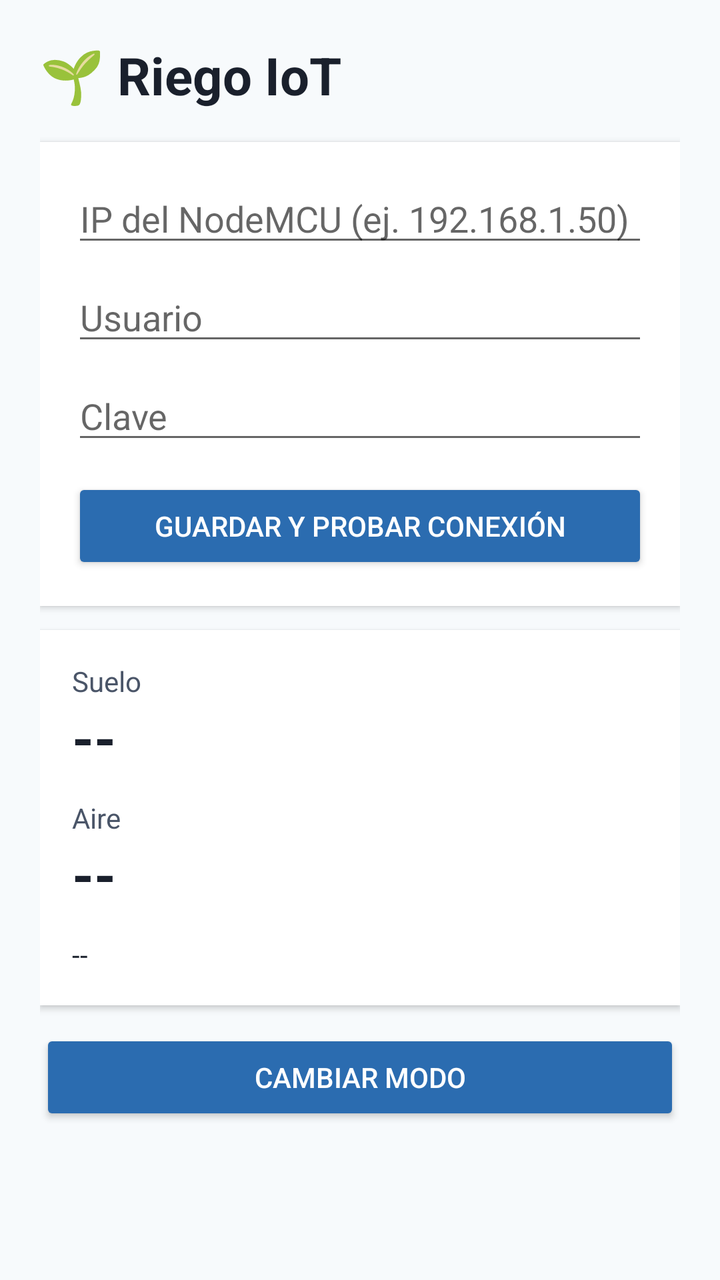
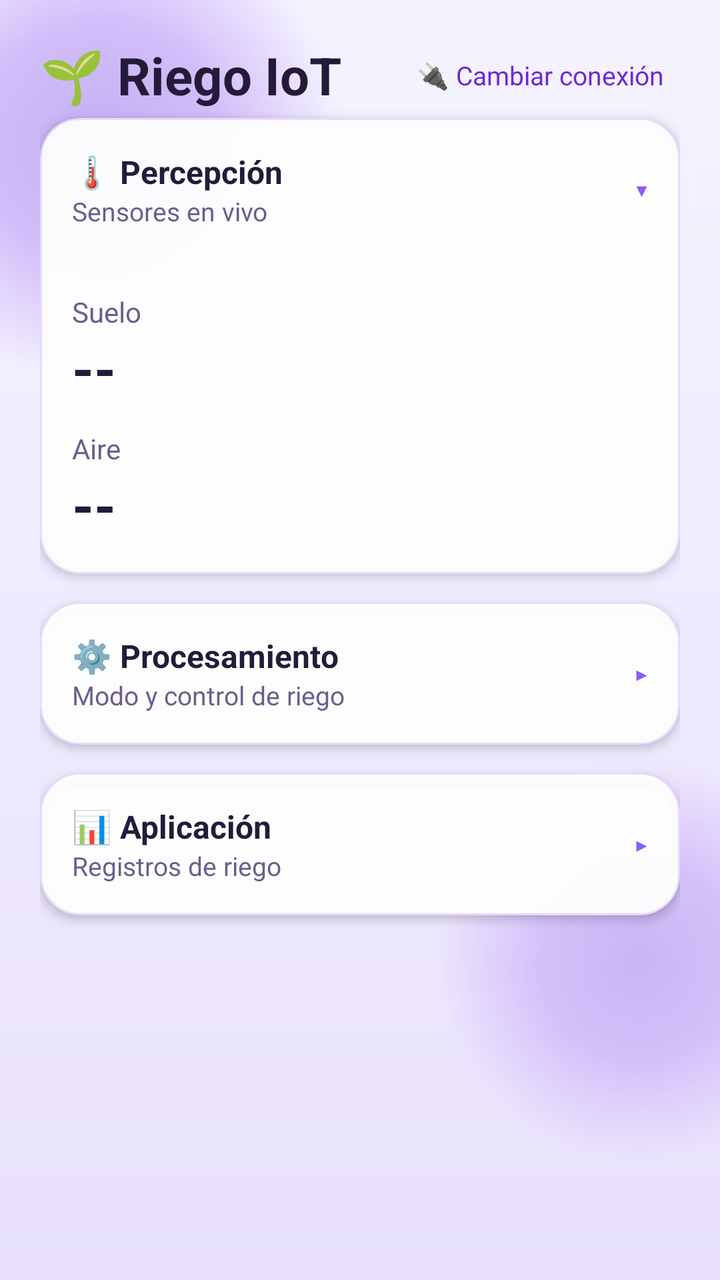

Before-and-after screenshots of an Android layout around one commit, followed by the original layout XML and the change that was made.
<!-- AndroidManifest.xml: application theme Theme.RiegoIoT -->
<!-- res/layout/activity_main.xml -->
<?xml version="1.0" encoding="utf-8"?>
<ScrollView xmlns:android="http://schemas.android.com/apk/res/android"
    android:layout_width="match_parent"
    android:layout_height="match_parent"
    android:background="@color/fondo"
    android:fillViewport="true">

    <LinearLayout
        android:layout_width="match_parent"
        android:layout_height="wrap_content"
        android:orientation="vertical"
        android:padding="20dp">

        <TextView
            android:layout_width="wrap_content"
            android:layout_height="wrap_content"
            android:text="🌱 Riego IoT"
            android:textColor="@color/texto"
            android:textSize="26sp"
            android:textStyle="bold"
            android:layout_marginBottom="16dp" />

        
        <LinearLayout
            android:layout_width="match_parent"
            android:layout_height="wrap_content"
            android:orientation="vertical"
            android:background="@color/tarjeta"
            android:padding="16dp"
            android:layout_marginBottom="12dp"
            android:elevation="2dp">

            <EditText
                android:id="@+id/inputIp"
                android:layout_width="match_parent"
                android:layout_height="wrap_content"
                android:hint="@string/hint_ip"
                android:inputType="text"
                android:importantForAutofill="no" />

            <EditText
                android:id="@+id/inputUsuario"
                android:layout_width="match_parent"
                android:layout_height="wrap_content"
                android:hint="@string/hint_usuario"
                android:inputType="text"
                android:layout_marginTop="8dp"
                android:importantForAutofill="no" />

            <EditText
                android:id="@+id/inputClave"
                android:layout_width="match_parent"
                android:layout_height="wrap_content"
                android:hint="@string/hint_clave"
                android:inputType="textPassword"
                android:layout_marginTop="8dp"
                android:importantForAutofill="no" />

            <Button
                android:id="@+id/btnConectar"
                android:layout_width="match_parent"
                android:layout_height="wrap_content"
                android:text="@string/btn_guardar"
                android:backgroundTint="@color/primario"
                android:textColor="#FFFFFF"
                android:layout_marginTop="12dp" />

            <TextView
                android:id="@+id/tvError"
                android:layout_width="match_parent"
                android:layout_height="wrap_content"
                android:textColor="@color/error"
                android:layout_marginTop="8dp"
                android:visibility="gone" />
        </LinearLayout>

        
        <LinearLayout
            android:layout_width="match_parent"
            android:layout_height="wrap_content"
            android:orientation="vertical"
            android:background="@color/tarjeta"
            android:padding="16dp"
            android:layout_marginBottom="12dp"
            android:elevation="2dp">

            <TextView
                android:layout_width="wrap_content"
                android:layout_height="wrap_content"
                android:text="@string/label_suelo"
                android:textColor="@color/texto_secundario" />

            <TextView
                android:id="@+id/tvSuelo"
                android:layout_width="wrap_content"
                android:layout_height="wrap_content"
                android:text="@string/valor_pendiente"
                android:textColor="@color/texto"
                android:textSize="28sp"
                android:textStyle="bold" />

            <TextView
                android:layout_width="wrap_content"
                android:layout_height="wrap_content"
                android:text="@string/label_aire"
                android:textColor="@color/texto_secundario"
                android:layout_marginTop="12dp" />

            <TextView
                android:id="@+id/tvAire"
                android:layout_width="wrap_content"
                android:layout_height="wrap_content"
                android:text="@string/valor_pendiente"
                android:textColor="@color/texto"
                android:textSize="28sp"
                android:textStyle="bold" />

            <TextView
                android:id="@+id/tvModoBomba"
                android:layout_width="wrap_content"
                android:layout_height="wrap_content"
                android:text="@string/valor_pendiente"
                android:textColor="@color/texto"
                android:layout_marginTop="12dp" />
        </LinearLayout>

        <Button
            android:id="@+id/btnCambiarModo"
            android:layout_width="match_parent"
            android:layout_height="wrap_content"
            android:text="@string/btn_cambiar_modo"
            android:backgroundTint="@color/primario"
            android:textColor="#FFFFFF" />

        <LinearLayout
            android:id="@+id/layoutManual"
            android:layout_width="match_parent"
            android:layout_height="wrap_content"
            android:orientation="vertical"
            android:visibility="gone">

            <Button
                android:id="@+id/btnEncender"
                android:layout_width="match_parent"
                android:layout_height="wrap_content"
                android:text="@string/btn_encender"
                android:backgroundTint="@color/primario"
                android:textColor="#FFFFFF"
                android:layout_marginTop="8dp" />

            <Button
                android:id="@+id/btnApagar"
                android:layout_width="match_parent"
                android:layout_height="wrap_content"
                android:text="@string/btn_apagar"
                android:backgroundTint="@color/texto_secundario"
                android:textColor="#FFFFFF"
                android:layout_marginTop="8dp" />
        </LinearLayout>

    </LinearLayout>
</ScrollView>
<!-- resources referenced by this layout -->
<resources>
  <color name="error">#C53030</color>
  <color name="fondo">#F7FAFC</color>
  <color name="primario">#2B6CB0</color>
  <color name="tarjeta">#FFFFFF</color>
  <color name="texto">#1A202C</color>
  <color name="texto_secundario">#4A5568</color>
  <string name="btn_apagar">APAGAR</string>
  <string name="btn_cambiar_modo">Cambiar modo</string>
  <string name="btn_encender">ENCENDER</string>
  <string name="btn_guardar">Guardar y probar conexión</string>
  <string name="hint_clave">Clave</string>
  <string name="hint_ip">IP del NodeMCU (ej. 192.168.1.50)</string>
  <string name="hint_usuario">Usuario</string>
  <string name="label_aire">Aire</string>
  <string name="label_suelo">Suelo</string>
  <string name="valor_pendiente">--</string>
  <style name="Theme.RiegoIoT" parent="Theme.MaterialComponents.DayNight.NoActionBar">
          <item name="colorPrimary">@color/primario</item>
          <item name="colorPrimaryDark">@color/primario_oscuro</item>
          <item name="colorAccent">@color/primario</item>
          <item name="android:windowBackground">@color/fondo</item>
      </style>
  <color name="primario_oscuro">#1A4E8A</color>
</resources>

<!-- the commit's change to res/layout/activity_main.xml (unified diff, before → after) -->
@@ -1,162 +1,403 @@
 <?xml version="1.0" encoding="utf-8"?>
-<ScrollView xmlns:android="http://schemas.android.com/apk/res/android"
+<FrameLayout xmlns:android="http://schemas.android.com/apk/res/android"
+    xmlns:app="http://schemas.android.com/apk/res-auto"
     android:layout_width="match_parent"
-    android:layout_height="match_parent"
-    android:background="@color/fondo"
-    android:fillViewport="true">
-
-    <LinearLayout
+    android:layout_height="match_parent">
+
+    <View
         android:layout_width="match_parent"
-        android:layout_height="wrap_content"
-        android:orientation="vertical"
-        android:padding="20dp">
-
-        <TextView
-            android:layout_width="wrap_content"
-            android:layout_height="wrap_content"
-            android:text="🌱 Riego IoT"
-            android:textColor="@color/texto"
-            android:textSize="26sp"
-            android:textStyle="bold"
-            android:layout_marginBottom="16dp" />
-
-        
+        android:layout_height="match_parent"
+        android:background="@drawable/fondo_degradado" />
+
+    <View
+        android:id="@+id/blobUno"
+        android:layout_width="240dp"
+        android:layout_height="240dp"
+        android:layout_gravity="top|start"
+        android:layout_marginStart="-70dp"
+        android:layout_marginTop="-50dp"
+        android:alpha="0.55"
+        android:background="@drawable/mancha_blob" />
+
+    <View
+        android:id="@+id/blobDos"
+        android:layout_width="200dp"
+        android:layout_height="200dp"
+        android:layout_gravity="bottom|end"
+        android:layout_marginEnd="-60dp"
+        android:layout_marginBottom="60dp"
+        android:alpha="0.45"
+        android:background="@drawable/mancha_blob" />
+
+    <ScrollView
+        android:layout_width="match_parent"
+        android:layout_height="match_parent"
+        android:background="@android:color/transparent"
+        android:fillViewport="true">
+
         <LinearLayout
             android:layout_width="match_parent"
             android:layout_height="wrap_content"
             android:orientation="vertical"
-            android:background="@color/tarjeta"
-            android:padding="16dp"
-            android:layout_marginBottom="12dp"
-            android:elevation="2dp">
-
-            <EditText
-                android:id="@+id/inputIp"
+            android:padding="20dp">
+
+            <LinearLayout
                 android:layout_width="match_parent"
                 android:layout_height="wrap_content"
-                android:hint="@string/hint_ip"
-                android:inputType="text"
-                android:importantForAutofill="no" />
-
-            <EditText
-                android:id="@+id/inputUsuario"
-                android:layout_width="match_parent"
-                android:layout_height="wrap_content"
-                android:hint="@string/hint_usuario"
-                android:inputType="text"
-                android:layout_marginTop="8dp"
-                android:importantForAutofill="no" />
-
-            <EditText
-                android:id="@+id/inputClave"
-                android:layout_width="match_parent"
-                android:layout_height="wrap_content"
-                android:hint="@string/hint_clave"
-                android:inputType="textPassword"
-                android:layout_marginTop="8dp"
-                android:importantForAutofill="no" />
-
-            <Button
-                android:id="@+id/btnConectar"
-                android:layout_width="match_parent"
-                android:layout_height="wrap_content"
-                android:text="@string/btn_guardar"
-                android:backgroundTint="@color/primario"
-                android:textColor="#FFFFFF"
-                android:layout_marginTop="12dp" />
+                android:orientation="horizontal"
+                android:gravity="center_vertical"
+                android:layout_marginBottom="4dp">
+
+                <TextView
+                    android:layout_width="0dp"
+                    android:layout_height="wrap_content"
+                    android:layout_weight="1"
+                    android:text="🌱 Riego IoT"
+                    android:textColor="@color/texto"
+                    android:textSize="26sp"
+                    android:textStyle="bold" />
+
+                <TextView
+                    android:id="@+id/btnCambiarConexion"
+                    android:layout_width="wrap_content"
+                    android:layout_height="wrap_content"
+                    android:text="@string/btn_cambiar_conexion"
+                    android:textColor="@color/primario_oscuro"
+                    android:textSize="13sp"
+                    android:padding="8dp"
+                    android:clickable="true"
+                    android:focusable="true"
+                    android:background="?attr/selectableItemBackground" />
+            </LinearLayout>
 
             <TextView
                 android:id="@+id/tvError"
                 android:layout_width="match_parent"
                 android:layout_height="wrap_content"
                 android:textColor="@color/error"
-                android:layout_marginTop="8dp"
+                android:layout_marginBottom="12dp"
                 android:visibility="gone" />
-        </LinearLayout>
-
-        
-        <LinearLayout
-            android:layout_width="match_parent"
-            android:layout_height="wrap_content"
-            android:orientation="vertical"
-            android:background="@color/tarjeta"
-            android:padding="16dp"
-            android:layout_marginBottom="12dp"
-            android:elevation="2dp">
-
-            <TextView
-                android:layout_width="wrap_content"
-                android:layout_height="wrap_content"
-                android:text="@string/label_suelo"
-                android:textColor="@color/texto_secundario" />
-
-            <TextView
-                android:id="@+id/tvSuelo"
-                android:layout_width="wrap_content"
-                android:layout_height="wrap_content"
-                android:text="@string/valor_pendiente"
-                android:textColor="@color/texto"
-                android:textSize="28sp"
-                android:textStyle="bold" />
-
-            <TextView
-                android:layout_width="wrap_content"
-                android:layout_height="wrap_content"
-                android:text="@string/label_aire"
-                android:textColor="@color/texto_secundario"
-                android:layout_marginTop="12dp" />
-
-            <TextView
-                android:id="@+id/tvAire"
-                android:layout_width="wrap_content"
-                android:layout_height="wrap_content"
-                android:text="@string/valor_pendiente"
-                android:textColor="@color/texto"
-                android:textSize="28sp"
-                android:textStyle="bold" />
-
-            <TextView
-                android:id="@+id/tvModoBomba"
-                android:layout_width="wrap_content"
-                android:layout_height="wrap_content"
-                android:text="@string/valor_pendiente"
-                android:textColor="@color/texto"
-                android:layout_marginTop="12dp" />
-        </LinearLayout>
-
-        <Button
-            android:id="@+id/btnCambiarModo"
-            android:layout_width="match_parent"
-            android:layout_height="wrap_content"
-            android:text="@string/btn_cambiar_modo"
-            android:backgroundTint="@color/primario"
-            android:textColor="#FFFFFF" />
-
-        <LinearLayout
-            android:id="@+id/layoutManual"
-            android:layout_width="match_parent"
-            android:layout_height="wrap_content"
-            android:orientation="vertical"
-            android:visibility="gone">
-
-            <Button
-                android:id="@+id/btnEncender"
+
+            
+            <com.google.android.material.card.MaterialCardView
                 android:layout_width="match_parent"
                 android:layout_height="wrap_content"
-                android:text="@string/btn_encender"
-                android:backgroundTint="@color/primario"
-                android:textColor="#FFFFFF"
-                android:layout_marginTop="8dp" />
-
-            <Button
-                android:id="@+id/btnApagar"
+                android:layout_marginBottom="14dp"
+                app:cardBackgroundColor="@color/tarjeta"
+                app:cardCornerRadius="20dp"
+                app:cardElevation="3dp"
+                app:strokeColor="@color/tarjeta_borde"
+                app:strokeWidth="1dp">
+
+                <LinearLayout
+                    android:layout_width="match_parent"
+                    android:layout_height="wrap_content"
+                    android:orientation="vertical">
+
+                    <LinearLayout
+                        android:id="@+id/headerPercepcion"
+                        android:layout_width="match_parent"
+                        android:layout_height="wrap_content"
+                        android:orientation="horizontal"
+                        android:gravity="center_vertical"
+                        android:padding="16dp"
+                        android:clickable="true"
+                        android:focusable="true"
+                        android:background="?attr/selectableItemBackground">
+
+                        <LinearLayout
+                            android:layout_width="0dp"
+                            android:layout_height="wrap_content"
+                            android:layout_weight="1"
+                            android:orientation="vertical">
+
+                            <TextView
+                                android:layout_width="wrap_content"
+                                android:layout_height="wrap_content"
+                                android:text="@string/label_capa_percepcion"
+                                android:textColor="@color/texto"
+                                android:textSize="16sp"
+                                android:textStyle="bold" />
+
+                            <TextView
+                                android:layout_width="wrap_content"
+                                android:layout_height="wrap_content"
+                                android:text="@string/label_capa_percepcion_subtitulo"
+                                android:textColor="@color/texto_secundario"
+                                android:textSize="13sp" />
+                        </LinearLayout>
+
+                        <TextView
+                            android:id="@+id/chevronPercepcion"
+                            android:layout_width="wrap_content"
+                            android:layout_height="wrap_content"
+                            android:text="@string/chevron_abierto"
+                            android:textColor="@color/primario"
+                            android:textSize="18sp" />
+                    </LinearLayout>
+
+                    <LinearLayout
+                        android:id="@+id/contentPercepcion"
+                        android:layout_width="match_parent"
+                        android:layout_height="wrap_content"
+                        android:orientation="vertical"
+                        android:padding="16dp"
+                        android:paddingTop="0dp">
+
+                        <TextView
+                            android:layout_width="wrap_content"
+                            android:layout_height="wrap_content"
+                            android:text="@string/label_suelo"
+                            android:textColor="@color/texto_secundario" />
+
+                        <TextView
+                            android:id="@+id/tvSuelo"
+                            android:layout_width="wrap_content"
+                            android:layout_height="wrap_content"
+                            android:text="@string/valor_pendiente"
+                            android:textColor="@color/texto"
+                            android:textSize="28sp"
+                            android:textStyle="bold" />
+
+                        <TextView
+                            android:layout_width="wrap_content"
+                            android:layout_height="wrap_content"
+                            android:text="@string/label_aire"
+                            android:textColor="@color/texto_secundario"
+                            android:layout_marginTop="12dp" />
+
+                        <TextView
+                            android:id="@+id/tvAire"
+                            android:layout_width="wrap_content"
+                            android:layout_height="wrap_content"
+                            android:text="@string/valor_pendiente"
+                            android:textColor="@color/texto"
+                            android:textSize="28sp"
+                            android:textStyle="bold" />
+
+                        <LinearLayout
+                            android:id="@+id/layoutLuz"
+                            android:layout_width="wrap_content"
+                            android:layout_height="wrap_content"
+                            android:orientation="vertical"
+                            android:visibility="gone">
+
+                            <TextView
+                                android:layout_width="wrap_content"
+                                android:layout_height="wrap_content"
+                                android:text="@string/label_luz"
+                                android:textColor="@color/texto_secundario"
+                                android:layout_marginTop="12dp" />
+
+                            <TextView
+                                android:id="@+id/tvLuz"
+                                android:layout_width="wrap_content"
+                                android:layout_height="wrap_content"
+                                android:text="@string/valor_pendiente"
+                                android:textColor="@color/texto"
+                                android:textSize="28sp"
+                                android:textStyle="bold" />
+                        </LinearLayout>
+                    </LinearLayout>
+                </LinearLayout>
+            </com.google.android.material.card.MaterialCardView>
+
+            
+            <com.google.android.material.card.MaterialCardView
                 android:layout_width="match_parent"
                 android:layout_height="wrap_content"
-                android:text="@string/btn_apagar"
-                android:backgroundTint="@color/texto_secundario"
-                android:textColor="#FFFFFF"
-                android:layout_marginTop="8dp" />
+                android:layout_marginBottom="14dp"
+                app:cardBackgroundColor="@color/tarjeta"
+                app:cardCornerRadius="20dp"
+                app:cardElevation="3dp"
+                app:strokeColor="@color/tarjeta_borde"
+                app:strokeWidth="1dp">
+
+                <LinearLayout
+                    android:layout_width="match_parent"
+                    android:layout_height="wrap_content"
+                    android:orientation="vertical">
+
+                    <LinearLayout
+                        android:id="@+id/headerProcesamiento"
+                        android:layout_width="match_parent"
+                        android:layout_height="wrap_content"
+                        android:orientation="horizontal"
+                        android:gravity="center_vertical"
+                        android:padding="16dp"
+                        android:clickable="true"
+                        android:focusable="true"
+                        android:background="?attr/selectableItemBackground">
+
+                        <LinearLayout
+                            android:layout_width="0dp"
+                            android:layout_height="wrap_content"
+                            android:layout_weight="1"
+                            android:orientation="vertical">
+
+                            <TextView
+                                android:layout_width="wrap_content"
+                                android:layout_height="wrap_content"
+                                android:text="@string/label_capa_procesamiento"
+                                android:textColor="@color/texto"
+                                android:textSize="16sp"
+                                android:textStyle="bold" />
+
+                            <TextView
+                                android:layout_width="wrap_content"
+                                android:layout_height="wrap_content"
+                                android:text="@string/label_capa_procesamiento_subtitulo"
+                                android:textColor="@color/texto_secundario"
+                                android:textSize="13sp" />
+                        </LinearLayout>
+
+                        <TextView
+                            android:id="@+id/chevronProcesamiento"
+                            android:layout_width="wrap_content"
+                            android:layout_height="wrap_content"
+                            android:text="@string/chevron_cerrado"
+                            android:textColor="@color/primario"
+                            android:textSize="18sp" />
+                    </LinearLayout>
+
+                    <LinearLayout
+                        android:id="@+id/contentProcesamiento"
+                        android:layout_width="match_parent"
+                        android:layout_height="wrap_content"
+                        android:orientation="vertical"
+                        android:padding="16dp"
+                        android:paddingTop="0dp"
+                        android:visibility="gone">
+
+                        <TextView
+                            android:id="@+id/tvModoBomba"
+                            android:layout_width="wrap_content"
+                            android:layout_height="wrap_content"
+                            android:text="@string/valor_pendiente"
+                            android:textColor="@color/texto"
+                            android:layout_marginBottom="12dp" />
+
+                        <Button
+                            android:id="@+id/btnCambiarModo"
+                            android:layout_width="match_parent"
+                            android:layout_height="wrap_content"
+                            android:text="@string/btn_cambiar_modo"
+                            android:backgroundTint="@color/primario"
+                            android:textColor="#FFFFFF" />
+
+                        <LinearLayout
+                            android:id="@+id/layoutManual"
+                            android:layout_width="match_parent"
+                            android:layout_height="wrap_content"
+                            android:orientation="vertical"
+                            android:visibility="gone">
+
+                            <Button
+                                android:id="@+id/btnEncender"
+                                android:layout_width="match_parent"
+                                android:layout_height="wrap_content"
+                                android:text="@string/btn_encender"
+                                android:backgroundTint="@color/primario"
+                                android:textColor="#FFFFFF"
+                                android:layout_marginTop="8dp" />
+
+                            <Button
+                                android:id="@+id/btnApagar"
+                                android:layout_width="match_parent"
+                                android:layout_height="wrap_content"
+                                android:text="@string/btn_apagar"
+                                android:backgroundTint="@color/texto_secundario"
+                                android:textColor="#FFFFFF"
+                                android:layout_marginTop="8dp" />
+                        </LinearLayout>
+                    </LinearLayout>
+                </LinearLayout>
+            </com.google.android.material.card.MaterialCardView>
+
+            
+            <com.google.android.material.card.MaterialCardView
+                android:layout_width="match_parent"
+                android:layout_height="wrap_content"
+                android:layout_marginBottom="14dp"
+                app:cardBackgroundColor="@color/tarjeta"
+                app:cardCornerRadius="20dp"
+                app:cardElevation="3dp"
+                app:strokeColor="@color/tarjeta_borde"
+                app:strokeWidth="1dp">
+
+                <LinearLayout
+                    android:layout_width="match_parent"
+                    android:layout_height="wrap_content"
+                    android:orientation="vertical">
+
+                    <LinearLayout
+                        android:id="@+id/headerAplicacion"
+                        android:layout_width="match_parent"
+                        android:layout_height="wrap_content"
+                        android:orientation="horizontal"
+                        android:gravity="center_vertical"
+                        android:padding="16dp"
+                        android:clickable="true"
+                        android:focusable="true"
+                        android:background="?attr/selectableItemBackground">
+
+                        <LinearLayout
+                            android:layout_width="0dp"
+                            android:layout_height="wrap_content"
+                            android:layout_weight="1"
+                            android:orientation="vertical">
+
+                            <TextView
+                                android:layout_width="wrap_content"
+                                android:layout_height="wrap_content"
+                                android:text="@string/label_capa_aplicacion"
+                                android:textColor="@color/texto"
+                                android:textSize="16sp"
+                                android:textStyle="bold" />
+
+                            <TextView
+                                android:layout_width="wrap_content"
+                                android:layout_height="wrap_content"
+                                android:text="@string/label_capa_aplicacion_subtitulo"
+                                android:textColor="@color/texto_secundario"
+                                android:textSize="13sp" />
+                        </LinearLayout>
+
+                        <TextView
+                            android:id="@+id/chevronAplicacion"
+                            android:layout_width="wrap_content"
+                            android:layout_height="wrap_content"
+                            android:text="@string/chevron_cerrado"
+                            android:textColor="@color/primario"
+                            android:textSize="18sp" />
+                    </LinearLayout>
+
+                    <LinearLayout
+                        android:id="@+id/contentAplicacion"
+                        android:layout_width="match_parent"
+                        android:layout_height="wrap_content"
+                        android:orientation="vertical"
+                        android:padding="16dp"
+                        android:paddingTop="0dp"
+                        android:visibility="gone">
+
+                        <LinearLayout
+                            android:id="@+id/layoutHistorial"
+                            android:layout_width="match_parent"
+                            android:layout_height="wrap_content"
+                            android:orientation="vertical" />
+
+                        <TextView
+                            android:id="@+id/tvHistorialVacio"
+                            android:layout_width="wrap_content"
+                            android:layout_height="wrap_content"
+                            android:text="@string/label_historial_vacio"
+                            android:textColor="@color/texto_secundario"
+                            android:visibility="gone" />
+                    </LinearLayout>
+                </LinearLayout>
+            </com.google.android.material.card.MaterialCardView>
+
         </LinearLayout>
-
-    </LinearLayout>
-</ScrollView>
+    </ScrollView>
+</FrameLayout>
<!-- resource entries referenced after the edit -->
@@ -1,27 +1,58 @@
 <!-- resources referenced by this layout -->
 <resources>
-  <color name="error">#C53030</color>
-  <color name="fondo">#F7FAFC</color>
-  <color name="primario">#2B6CB0</color>
-  <color name="tarjeta">#FFFFFF</color>
-  <color name="texto">#1A202C</color>
-  <color name="texto_secundario">#4A5568</color>
+  <color name="error">#DC2626</color>
+  <color name="primario">#8B5CF6</color>
+  <color name="primario_oscuro">#6D28D9</color>
+  <color name="tarjeta">#F2FFFFFF</color>
+  <color name="tarjeta_borde">#338B5CF6</color>
+  <color name="texto">#241B3A</color>
+  <color name="texto_secundario">#6B5E8C</color>
+  <!-- drawable fondo_degradado (drawable) -->
+  <?xml version="1.0" encoding="utf-8"?>
+  <shape xmlns:android="http://schemas.android.com/apk/res/android"
+      android:shape="rectangle">
+      <gradient
+          android:angle="270"
+          android:startColor="@color/fondo_inicio"
+          android:endColor="@color/fondo_fin" />
+  </shape>
+  <!-- drawable mancha_blob (drawable) -->
+  <?xml version="1.0" encoding="utf-8"?>
+  <shape xmlns:android="http://schemas.android.com/apk/res/android"
+      android:shape="oval">
+      <gradient
+          android:type="radial"
+          android:gradientRadius="50%p"
+          android:startColor="@color/blob_dos"
+          android:centerColor="@color/blob_uno"
+          android:endColor="#00B794F6" />
+  </shape>
   <string name="btn_apagar">APAGAR</string>
+  <string name="btn_cambiar_conexion">🔌 Cambiar conexión</string>
   <string name="btn_cambiar_modo">Cambiar modo</string>
   <string name="btn_encender">ENCENDER</string>
-  <string name="btn_guardar">Guardar y probar conexión</string>
-  <string name="hint_clave">Clave</string>
-  <string name="hint_ip">IP del NodeMCU (ej. 192.168.1.50)</string>
-  <string name="hint_usuario">Usuario</string>
+  <string name="chevron_abierto">▾</string>
+  <string name="chevron_cerrado">▸</string>
   <string name="label_aire">Aire</string>
+  <string name="label_capa_aplicacion">📊 Aplicación</string>
+  <string name="label_capa_aplicacion_subtitulo">Registros de riego</string>
+  <string name="label_capa_percepcion">🌡️ Percepción</string>
+  <string name="label_capa_percepcion_subtitulo">Sensores en vivo</string>
+  <string name="label_capa_procesamiento">⚙️ Procesamiento</string>
+  <string name="label_capa_procesamiento_subtitulo">Modo y control de riego</string>
+  <string name="label_historial_vacio">Sin riegos registrados en las últimas 24 h.</string>
+  <string name="label_luz">Luz</string>
   <string name="label_suelo">Suelo</string>
   <string name="valor_pendiente">--</string>
   <style name="Theme.RiegoIoT" parent="Theme.MaterialComponents.DayNight.NoActionBar">
           <item name="colorPrimary">@color/primario</item>
           <item name="colorPrimaryDark">@color/primario_oscuro</item>
           <item name="colorAccent">@color/primario</item>
-          <item name="android:windowBackground">@color/fondo</item>
+          <item name="android:windowBackground">@color/fondo_inicio</item>
       </style>
-  <color name="primario_oscuro">#1A4E8A</color>
+  <color name="fondo_inicio">#F5F3FF</color>
+  <color name="fondo_fin">#E9E1FC</color>
+  <color name="blob_dos">#9F7AEA</color>
+  <color name="blob_uno">#B794F6</color>
 </resources>
 
